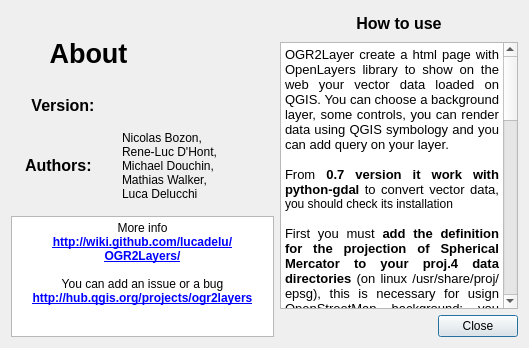
Old version of the form ui_About.ui in the repository lucadelu/OGR2Layers.
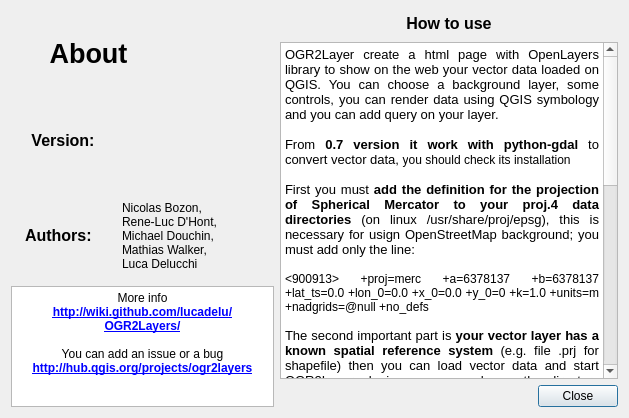
New version of the form. Icons and pictures are not drawn.

```diff
--- a/ui_About.ui
+++ b/ui_About.ui
@@ -6,8 +6,8 @@
    <rect>
     <x>0</x>
     <y>0</y>
-    <width>529</width>
-    <height>336</height>
+    <width>629</width>
+    <height>418</height>
    </rect>
   </property>
   <property name="sizePolicy">
@@ -297,7 +297,9 @@
 &lt;p align=&quot;justify&quot; style=&quot; margin-top:0px; margin-bottom:0px; margin-left:0px; margin-right:0px; -qt-block-indent:0; text-indent:0px;&quot;&gt;&lt;span style=&quot; font-family:'Sans Serif'; font-size:10pt; font-weight:600;&quot;&gt;Warning&lt;/span&gt;&lt;span style=&quot; font-family:'Sans Serif'; font-size:10pt;&quot;&gt;: The svg icons are not supported yet&lt;/span&gt;&lt;/p&gt;
 &lt;p align=&quot;justify&quot; style=&quot;-qt-paragraph-type:empty; margin-top:0px; margin-bottom:0px; margin-left:0px; margin-right:0px; -qt-block-indent:0; text-indent:0px; font-family:'Sans Serif'; font-size:10pt;&quot;&gt;&lt;br /&gt;&lt;/p&gt;
 &lt;p align=&quot;justify&quot; style=&quot; margin-top:0px; margin-bottom:0px; margin-left:0px; margin-right:0px; -qt-block-indent:0; text-indent:0px;&quot;&gt;&lt;span style=&quot; font-family:'Sans Serif'; font-size:10pt;&quot;&gt;In the &amp;quot;&lt;/span&gt;&lt;span style=&quot; font-family:'Sans Serif'; font-size:10pt; font-style:italic;&quot;&gt;Query Options&lt;/span&gt;&lt;span style=&quot; font-family:'Sans Serif'; font-size:10pt;&quot;&gt;&amp;quot; the option &amp;quot;&lt;/span&gt;&lt;span style=&quot; font-family:'Sans Serif'; font-size:10pt; font-style:italic;&quot;&gt;query more features&lt;/span&gt;&lt;span style=&quot; font-family:'Sans Serif'; font-size:10pt;&quot;&gt;&amp;quot; use OpenLayers Strategy Cluster, this solution allow to cluster more point features and query the group, it's useful when points are very neighbouring.&lt;/span&gt;&lt;/p&gt;
-&lt;p align=&quot;justify&quot; style=&quot; margin-top:0px; margin-bottom:0px; margin-left:0px; margin-right:0px; -qt-block-indent:0; text-indent:0px;&quot;&gt;&lt;span style=&quot; font-family:'Sans Serif'; font-size:10pt; font-weight:600;&quot;&gt;Important&lt;/span&gt;&lt;span style=&quot; font-family:'Sans Serif'; font-size:10pt;&quot;&gt;: remember &amp;quot;&lt;/span&gt;&lt;span style=&quot; font-family:'Sans Serif'; font-size:10pt; font-style:italic;&quot;&gt;query more features&lt;/span&gt;&lt;span style=&quot; font-family:'Sans Serif'; font-size:10pt;&quot;&gt;&amp;quot; doesn't work with &amp;quot;&lt;/span&gt;&lt;span style=&quot; font-family:'Sans Serif'; font-size:10pt; font-style:italic;&quot;&gt;Unique Value&lt;/span&gt;&lt;span style=&quot; font-family:'Sans Serif'; font-size:10pt;&quot;&gt;&amp;quot; symbology&lt;/span&gt;&lt;/p&gt;&lt;/body&gt;&lt;/html&gt;</string>
+&lt;p align=&quot;justify&quot; style=&quot; margin-top:0px; margin-bottom:0px; margin-left:0px; margin-right:0px; -qt-block-indent:0; text-indent:0px;&quot;&gt;&lt;span style=&quot; font-family:'Sans Serif'; font-size:10pt; font-weight:600;&quot;&gt;Important&lt;/span&gt;&lt;span style=&quot; font-family:'Sans Serif'; font-size:10pt;&quot;&gt;: remember &amp;quot;&lt;/span&gt;&lt;span style=&quot; font-family:'Sans Serif'; font-size:10pt; font-style:italic;&quot;&gt;query more features&lt;/span&gt;&lt;span style=&quot; font-family:'Sans Serif'; font-size:10pt;&quot;&gt;&amp;quot; doesn't work with &amp;quot;&lt;/span&gt;&lt;span style=&quot; font-family:'Sans Serif'; font-size:10pt; font-style:italic;&quot;&gt;Unique Value&lt;/span&gt;&lt;span style=&quot; font-family:'Sans Serif'; font-size:10pt;&quot;&gt;&amp;quot; symbology&lt;/span&gt;&lt;/p&gt;
+&lt;p align=&quot;justify&quot; style=&quot;-qt-paragraph-type:empty; margin-top:0px; margin-bottom:0px; margin-left:0px; margin-right:0px; -qt-block-indent:0; text-indent:0px; font-family:'Sans Serif'; font-size:10pt;&quot;&gt;&lt;br /&gt;&lt;/p&gt;
+&lt;p align=&quot;justify&quot; style=&quot; margin-top:0px; margin-bottom:0px; margin-left:0px; margin-right:0px; -qt-block-indent:0; text-indent:0px;&quot;&gt;&lt;span style=&quot; font-family:'Sans Serif'; font-size:10pt;&quot;&gt;From &lt;/span&gt;&lt;span style=&quot; font-family:'Sans Serif'; font-size:10pt; font-weight:600;&quot;&gt;version 0.9.0&lt;/span&gt;&lt;span style=&quot; font-family:'Sans Serif'; font-size:10pt;&quot;&gt; there is &lt;/span&gt;&lt;span style=&quot; font-family:'Sans Serif'; font-size:10pt; font-style:italic;&quot;&gt;support for WMS&lt;/span&gt;&lt;span style=&quot; font-family:'Sans Serif'; font-size:10pt;&quot;&gt;, they must be in the same coordinate system of base layer. For example if OpenStreetMap is the base layer your WMS should accept EPSG code 3857 or 900913.&lt;/span&gt;&lt;/p&gt;&lt;/body&gt;&lt;/html&gt;</string>
        </property>
       </widget>
      </item>
```
